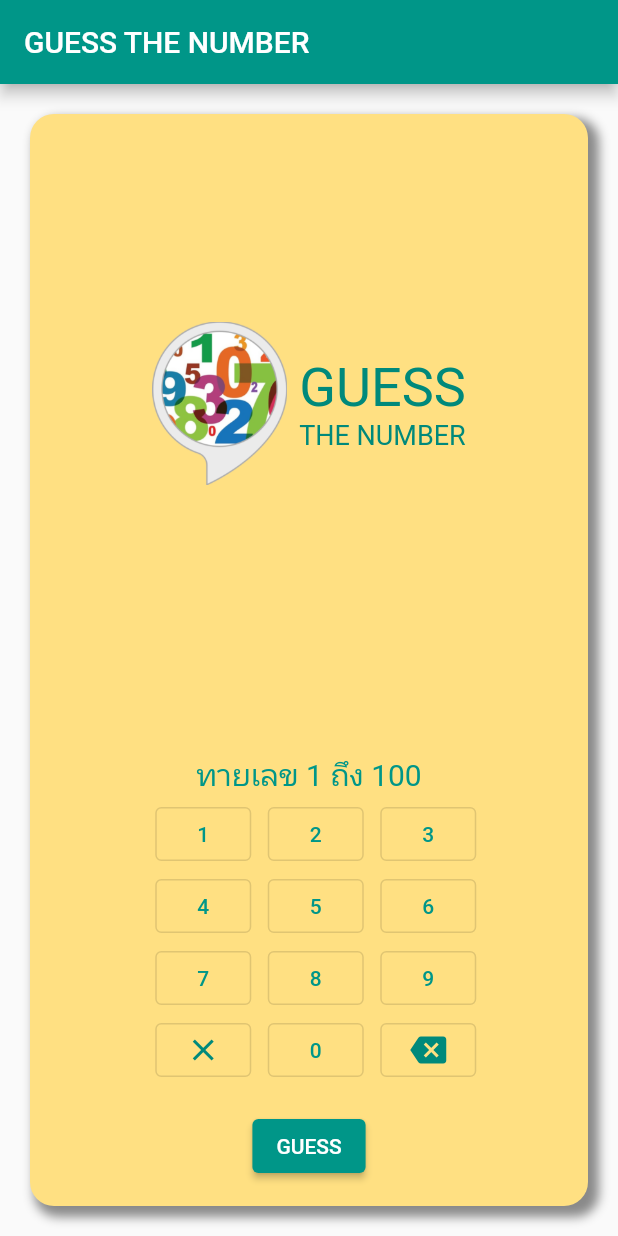
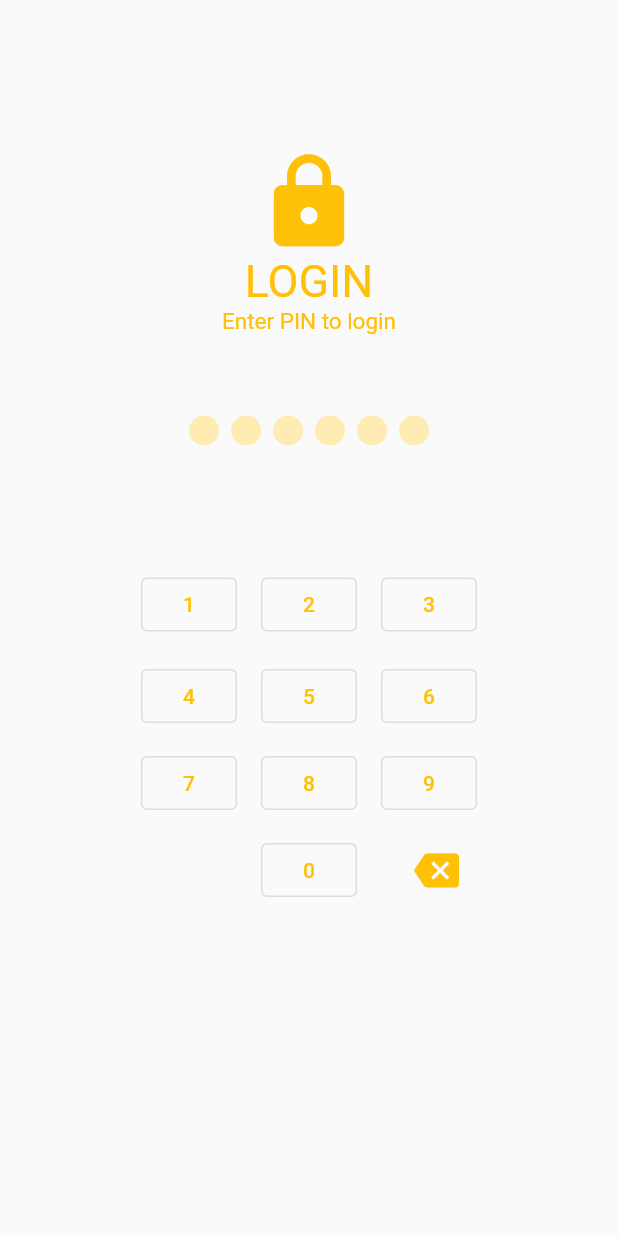
Before and after one commit to keajung/homework9, a Flutter app: the screen it shows after launch, on a phone screen of 412 x 824 dp. Run offline on Flutter 3.47's test engine with Material 2 defaults, Android fonts, the phone set to English and light mode, and no system bars.

Commit message:
homework9

```diff
--- a/lib/main.dart
+++ b/lib/main.dart
@@ -1,5 +1,5 @@
 import 'dart:math';
-
+import 'test_page.dart';
 import 'package:flutter/material.dart';
 
 import 'game.dart';
@@ -16,9 +16,8 @@ class MyApp extends StatelessWidget {
   @override
   Widget build(BuildContext context) {
     return MaterialApp(
-      title: 'Flutter Demo',
       theme: ThemeData(
-        primarySwatch: Colors.teal,
+        primarySwatch: Colors.amber,
       ),
       home: HomePage(),
     );
@@ -26,10 +25,8 @@ class MyApp extends StatelessWidget {
 }
 
 class HomePage extends StatefulWidget {
-  late Game _game;
 
   HomePage({Key? key}) : super(key: key) {
-    _game = Game(maxRandom: 100);
   }
 
   @override
@@ -37,10 +34,10 @@ class HomePage extends StatefulWidget {
 }
 
 class _HomePageState extends State<HomePage> {
-  String _input = '';
-  String _status = 'ทายเลข 1 ถึง 100';
+  var  _num = 0;
+  var _null = 6;
 
-  int? answerNum;
+  var _textPin = '';
 
   void _showOkDialog(BuildContext context, String title, String content) {
     showDialog(
@@ -63,188 +60,137 @@ class _HomePageState extends State<HomePage> {
     );
   }
 
+  bool checkPin(var pin){
+    if(pin=='123456'){
+      return true;
+    }else{
+      return false;
+    }
+  }
+
   @override
   Widget build(BuildContext context) {
-    var showSeven = true;
 
     return Scaffold(
-      appBar: AppBar(
-        title: const Text('GUESS THE NUMBER'),
-      ),
+
       body: Padding(
-        padding: const EdgeInsets.symmetric(vertical: 20.0, horizontal: 20.0),
+        padding: const EdgeInsets.symmetric(vertical: 0.0, horizontal: 0.0),
         child: Container(
-          decoration: BoxDecoration(
-            color: Colors.amber.shade200,
-            borderRadius: BorderRadius.circular(16.0),
-            boxShadow: [
-              BoxShadow(
-                color: Colors.black45,
-                offset: Offset(5.0, 5.0),
-                spreadRadius: 2.0,
-                blurRadius: 5.0,
-              )
-            ],
-          ),
+
           alignment: Alignment.center,
           child: Column(
+            mainAxisAlignment: MainAxisAlignment.start,
+            children: [
+              Padding(
+                padding: const EdgeInsets.only(top: 100.0),
+                child: Icon(
+                  Icons.lock,
+                  size: 70.0,
+                  color: Colors.amber,
+                ),
+              ),
+              Padding(
+                padding: const EdgeInsets.only(bottom: 70.0),
+                child: Column(
+                  children: [
+                    Text('LOGIN' ,
+                        style: TextStyle(
+                            fontSize: 30.0, color: Colors.amber)),
+                    Padding(
+                      padding: const EdgeInsets.only(bottom: 50),
+                      child: Text('Enter PIN to login' ,
+                          style: TextStyle(
+                              fontSize: 15.0, color: Colors.amber)),
+                    ),
+
+                    Row(
                       mainAxisAlignment: MainAxisAlignment.center,
                       children: [
-              /*Row(
-                children: [
-                  Container(width: 50.0, height: 50.0, color: Colors.blue),
-                  Expanded(
-                    child: Container(
-                      width: 30.0,
-                      height: 50.0,
-                      //color: Colors.pink,
-                      child: Padding(
-                        padding: const EdgeInsets.only(right: 8.0),
-                        child: Text('FLUTTER', textAlign: TextAlign.end,),
-                      ),
-                      alignment: Alignment.centerRight,
+
+                        // Collection for
+                        for (var i = 0; i < _num; i++)
+                          Container(
+                            width: 20.0,
+                            height: 20.0,
+                            margin: EdgeInsets.all(4.0),
+                            decoration: BoxDecoration(
+                              color: Colors.amber.shade500,
+                              shape: BoxShape.circle,
                             ),
                           ),
-                  //SizedBox(width: 10.0),
-                ],
-              ),*/
-              /*Row(
-                mainAxisAlignment: MainAxisAlignment.spaceAround,
-                children: [
-                  Expanded(child: Container(color: Colors.green, width: 100.0, height: 50.0)),
-                  Container(color: Colors.red, width: 50.0, height: 50.0),
-                ],
-              ),*/
-              Expanded(
-                child: Row(
-                  mainAxisAlignment: MainAxisAlignment.center,
-                  crossAxisAlignment: CrossAxisAlignment.center,
-                  children: [
-                    Image.asset('assets/images/img.png', width: 90.0),
-                    SizedBox(width: 8.0),
-                    Column(
-                      mainAxisSize: MainAxisSize.min,
-                      crossAxisAlignment: CrossAxisAlignment.start,
-                      children: [
-                        Text('GUESS',
-                            style: TextStyle(
-                                fontSize: 36.0, color: Colors.teal.shade600)),
-                        Text(
-                          'THE NUMBER',
-                          style: TextStyle(
-                            fontSize: 18.0,
-                            color: Colors.teal.shade600,
-                            //fontWeight: FontWeight.bold,
+                        for (var i = 0; i < _null ; i++)
+                          Container(
+                            width: 20.0,
+                            height: 20.0,
+                            margin: EdgeInsets.all(4.0),
+                            decoration: BoxDecoration(
+                              color: Colors.amber.shade100,
+                              shape: BoxShape.circle,
                             ),
                           ),
+
                       ],
                     ),
                   ],
                 ),
               ),
               Padding(
-                padding: const EdgeInsets.only(bottom: 0.0, top: 0.0),
-                child: Text('$_input', style: TextStyle(fontSize: 35.0,color: Colors.black),),
+                padding: const EdgeInsets.all(8.0),
+                child: Row(
+                  mainAxisAlignment: MainAxisAlignment.center,
+                  children: [
+                    for (var i = 1; i <= 3; i++) buildButton(num: i),
+                  ],
+                ),
               ),
               Padding(
-                padding: const EdgeInsets.only(bottom: 2.0,top: 0.0 ),
-                child: Text('$_status', style: TextStyle(fontSize: 20.0,color: Colors.teal),),
+                padding: const EdgeInsets.all(5.0),
+                child: Row(
+                  mainAxisAlignment: MainAxisAlignment.center,
+                  children: [
+                    for (var i = 4; i <= 6; i++) buildButton(num: i),
+                  ],
+                ),
+              ),
+              Padding(
+                padding: const EdgeInsets.all(5.0),
+                child: Row(
+                  mainAxisAlignment: MainAxisAlignment.center,
+                  children: [
+                    for (var i = 7; i <=9 ; i++) buildButton(num: i),
+                  ],
+                ),
               ),
               Row(
                   mainAxisAlignment: MainAxisAlignment.center,
+                  crossAxisAlignment: CrossAxisAlignment.center,
                   children: [
-                  buildButton(1),
-                  buildButton(2),
-                  buildButton(3),
+                    Padding(
+                      padding: const EdgeInsets.only(right: 30,),
+                      child: Container(
+                      ),
+                    ),
+                    Padding(
+                      padding: const EdgeInsets.only(left: 25, right: 25,),
+                      child: Column(
+                        children: [
+                          Padding(
+                            padding: const EdgeInsets.all(5.0),
+                            child: Container(
+                              child: buildButton(num: 0),
+                            ),
+                          ),
                         ],
                       ),
-              Row(
-                mainAxisAlignment: MainAxisAlignment.center,
-                children: [
-                  buildButton(4),
-                  buildButton(5),
-                  buildButton(6),
-                ],
                     ),
-              Row(
-                mainAxisAlignment: MainAxisAlignment.center,
-                children: [
-                  buildButton(7),
-                  buildButton(8),
-                  buildButton(9),
-                ],
-              ),
-              Row(
-                mainAxisAlignment: MainAxisAlignment.center,
-                children: [
-                  /*Padding(
-                    padding: const EdgeInsets.all(8.0),
-                    child: InkWell(
-                      onTap: (){
-                        print('X');
-                      },
-                      borderRadius: BorderRadius.circular(30.0),
-                      child: Container(
-                        width: 60,
-                        height: 60,
-                        child: Icon(Icons.close, color:  Colors.teal.shade600,),
-
+                    Container(
+                      child: Icon(
+                          Icons.backspace,
+                          size: 30.0,
+                          color: Colors.amber
                       ),
                     ),
-                  ),*/
-                  buildButton(-2),
-                  buildButton(0),
-                  buildButton(-1),
-                  /*Padding(
-                    padding: const EdgeInsets.all(8.0),
-                    child: InkWell(
-                      onTap: (){
-                        print('BackSpace');
-                      },
-                      borderRadius: BorderRadius.circular(30.0),
-                      child: Container(
-                        width: 60,
-                        height: 60,
-                        child: buildButton(-1),
-
-                      ),
-                    ),
-                  ),*/
-                ],
-              ),
-              Padding(
-                padding: const EdgeInsets.all(16.0),
-                child: ElevatedButton(
-                  child: Text('GUESS'),
-                  onPressed: () {
-                    var input = _input;
-                    var guess = int.tryParse(input);
-
-                    if (guess == null) {
-                      _showOkDialog(context, 'ERROR',
-                          'กรุณากรอกตัวเลข');
-                      return;
-                    }
-                    var guessResult = widget._game.doGuess(guess);
-                    if (guessResult > 0) {
-                      setState(() {
-                        _status = '$guess : มากเกินไป ';
-                        _input = '';
-                      });
-
-                    } else if (guessResult < 0) {
-                      setState(() {
-                        _status = '$guess : น้อยเกินไป';
-                        _input = '';
-                      });
-                    } else {
-                      setState(() {
-                        _status = '$guess ถูกต้อง 🎉 (ทาย ${widget._game.guessCount} ครั้ง)';
-                        _input = '';
-                      });
-                    }
-                  },
-                ),
+                  ]
               ),
             ],
           ),
@@ -253,32 +199,55 @@ class _HomePageState extends State<HomePage> {
     );
   }
 
-  Widget buildButton(int? num) {
+  Widget buildButton({int? num}) {
 
     return Padding(
-      padding: const EdgeInsets.only(left: 10.0, right: 1.0),
+      padding: const EdgeInsets.symmetric(horizontal: 8.0),
       child: OutlinedButton(
           onPressed: () {
-
-            if(num==-1){
            setState(() {
-                _input = _input.substring(0,_input.length-1);
-              });
-              print('You pressed Backspace button');
-            }else if(num==-2){
-              setState(() {
-                _input = '';
-              });
-              print('You pressed close button');
-            }else{
-              if(_input.length<3)
-              setState(() {
-                _input = _input+'$num';
-              });
+             if(_num<=5) {
+               _null--;
+               _num++;
+               _textPin+='$num';
                print('You pressed $num');
              }
+             if(_num==6) {
+               if(checkPin(_textPin)==true) {
+                 Navigator.push(
+                   context,
+                   MaterialPageRoute(builder: (context) => TestPage()),
+                 );
+               }else{
+                 setState(() {
+                   _null = 6;
+                   _textPin = '';
+                   _num = 0;
+                 });
+                 showDialog(
+                   context: context,
+                   barrierDismissible: false,
+                   builder: (BuildContext context) {
+                     return AlertDialog(
+                       title: Text("Invalid Pin"),
+                       content: Text("Please try again"),
+                       actions: [
+                         TextButton(
+                           onPressed: () {
+                             Navigator.of(context).pop();
                            },
-          child: (num==-1)?Icon(Icons.backspace, color:  Colors.teal.shade600,) : (num==-2) ? Icon(Icons.close, color:  Colors.teal.shade600,) : Text('$num')),
+                           child: Text('OK'),
+                         ),
+                       ],
+                     );
+                   },
                  );
                }
              }
+           });
+
+          },
+          child: Text('$num')) ,
+    );
+  }
+}
```
Also changed, not shown: lib/test_page.dart (added, +65 -0 lines). Lines whose indentation alone changed are shown as unchanged.
